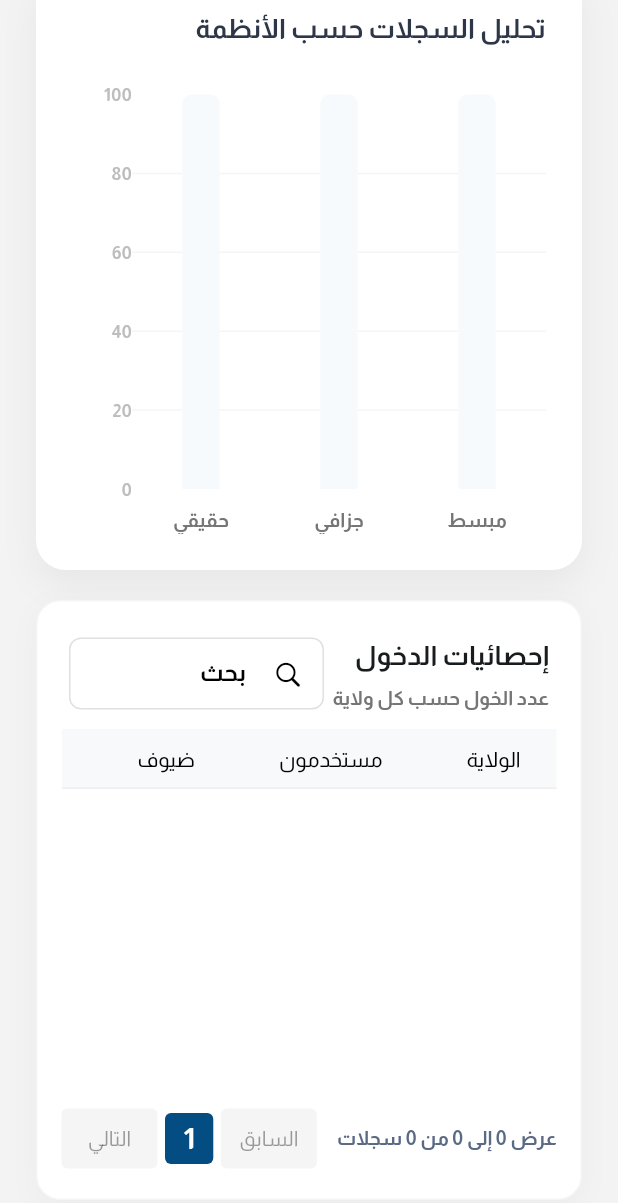
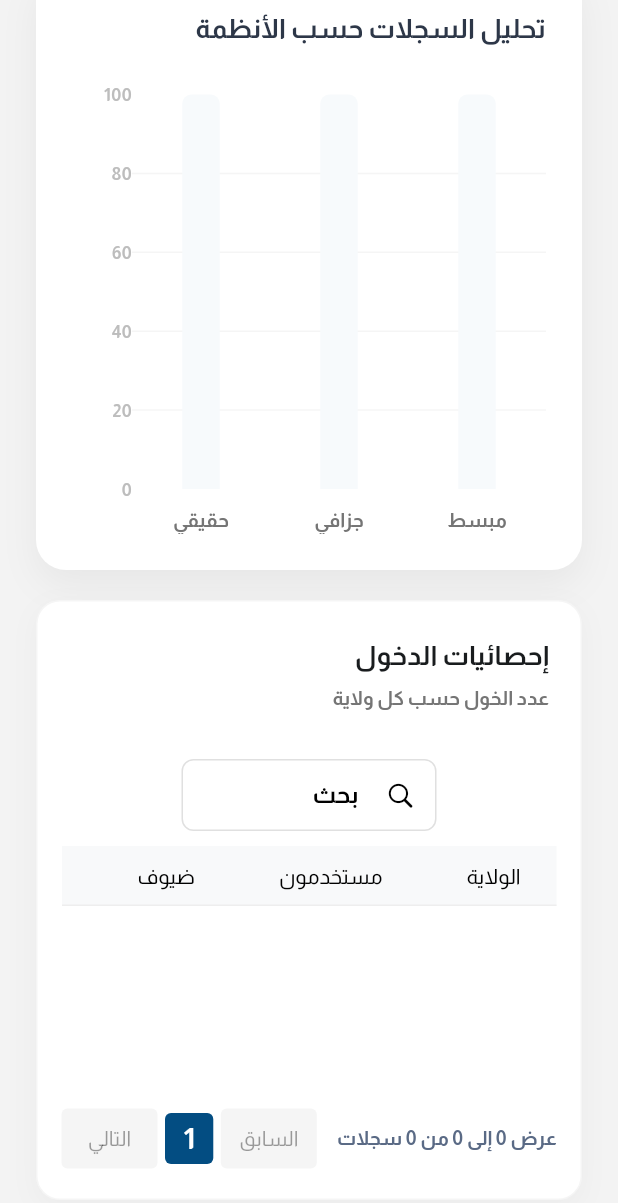
Before and after one commit to AyoubZekri/Chafi_dashbard, a Flutter app: the DashboardHome screen opened by its route, scrolled down 760 dp, on a phone screen of 412 x 824 dp. Shown: the top 1203 px of the screen. Run offline on Flutter 3.47's test engine with Material 3 defaults, Android fonts, the phone set to English and light mode, and no system bars; drawn by our look-alikes of fl_chart; our stand-ins replace another_flushbar, dartz, dropdown_button2, file_picker, get, image_picker and 1 more; missing offline and left inert: syncfusion_flutter_pdfviewer; accounts and stored records are empty.

Commit message:
04/12/2025 5:30

```diff
--- a/lib/controller/Different/AddDifferentController.dart
+++ b/lib/controller/Different/AddDifferentController.dart
@@ -128,7 +128,7 @@ class AdddifferentcontrollerImp extends Adddifferentcontroller {
       isCalculatorActive = false;
       selectedCalculator = null;
       selectedLaw = null;
-      Get.find<NavigationBarcontrollerImp>().changePage(9);
+      Get.find<NavigationBarcontrollerImp>().changePage(7);
     } else {
       statusrequest = Statusrequest.failure;
     }
--- a/lib/controller/Different/EditDifferentController.dart
+++ b/lib/controller/Different/EditDifferentController.dart
@@ -131,7 +131,7 @@ class EditdifferentcontrollerImp extends Editdifferentcontroller {
       isCalculatorActive = false;
       selectedCalculator = null;
       selectedLaw = null;
-      Get.find<NavigationBarcontrollerImp>().changePage(8);
+      Get.find<NavigationBarcontrollerImp>().changePage(7);
     } else {
       statusrequest = Statusrequest.failure;
     }
--- a/lib/view/Widget/TablePaginationFooter.dart
+++ b/lib/view/Widget/TablePaginationFooter.dart
@@ -3,7 +3,7 @@ import 'package:get/get.dart';
 
 import '../../core/constant/Colorapp.dart';
 
-class TablePaginationFooter extends StatelessWidget {
+class TablePaginationFooter extends StatefulWidget {
   final int currentPage;
   final int rowsPerPage;
   final int totalEntries;
@@ -24,24 +24,44 @@ class TablePaginationFooter extends StatelessWidget {
   });
 
   @override
+  State<TablePaginationFooter> createState() => _TablePaginationFooterState();
+}
+
+class _TablePaginationFooterState extends State<TablePaginationFooter> {
+  @override
   Widget build(BuildContext context) {
-    int startEntry = totalEntries == 0 ? 0 : (currentPage * rowsPerPage) + 1;
-    int endEntry = (currentPage * rowsPerPage) + currentFilteredLength;
+    int startEntry = widget.totalEntries == 0
+        ? 0
+        : (widget.currentPage * widget.rowsPerPage) + 1;
+    int endEntry =
+        (widget.currentPage * widget.rowsPerPage) +
+        widget.currentFilteredLength;
 
+    return LayoutBuilder(
+      builder: (context, constraints) {
+        bool isMobile = constraints.maxWidth < 330;
         return Padding(
           padding: const EdgeInsets.only(top: 20),
           child: Row(
-        mainAxisAlignment: MainAxisAlignment.spaceBetween,
+            mainAxisAlignment: isMobile
+                ? MainAxisAlignment.center
+                : MainAxisAlignment.spaceBetween,
             children: [
+              if (!isMobile)
                 Text(
-            "${'showing'.tr} $startEntry ${'to'.tr} $endEntry ${'of'.tr} $totalEntries ${'entries'.tr}",
-            style: const TextStyle(color: Color(0xFF5A6A85), fontSize: 13),
+                  "${'showing'.tr} $startEntry ${'to'.tr} $endEntry ${'of'.tr} ${widget.totalEntries} ${'entries'.tr}",
+                  style: const TextStyle(
+                    color: Color(0xFF5A6A85),
+                    fontSize: 13,
+                  ),
                 ),
               Row(
                 children: [
                   _pageButton(
                     label: 'previous'.tr,
-                onPressed: currentPage > 0 ? onPrevious : null,
+                    onPressed: widget.currentPage > 0
+                        ? widget.onPrevious
+                        : null,
                   ),
                   const SizedBox(width: 5),
                   Container(
@@ -54,7 +74,7 @@ class TablePaginationFooter extends StatelessWidget {
                       borderRadius: BorderRadius.circular(4),
                     ),
                     child: Text(
-                  "${currentPage + 1}",
+                      "${widget.currentPage + 1}",
                       style: const TextStyle(
                         color: Colors.white,
                         fontWeight: FontWeight.bold,
@@ -64,12 +84,16 @@ class TablePaginationFooter extends StatelessWidget {
                   const SizedBox(width: 5),
                   _pageButton(
                     label: 'next'.tr,
-                onPressed: (currentPage + 1) < totalPages ? onNext : null,
+                    onPressed: (widget.currentPage + 1) < widget.totalPages
+                        ? widget.onNext
+                        : null,
                   ),
                 ],
               ),
             ],
           ),
+        );
+      },
     );
   }
 
--- a/lib/view/screen/Home.dart
+++ b/lib/view/screen/Home.dart
@@ -7,7 +7,6 @@ import 'package:chafi_dashboard/view/Widget/TextFild/SearchFild.dart';
 import 'package:flutter/material.dart';
 import 'package:fl_chart/fl_chart.dart';
 import 'package:get/get.dart';
-
 
 import '../Widget/TablePaginationFooter.dart'; // ستحتاج لإضافتها في pubspec.yaml
 
@@ -159,7 +158,9 @@ class DashboardHome extends StatelessWidget {
                             ),
                           ),
                           const SizedBox(width: 20),
-                          Expanded(child: _buildStateStatisticsTable(controller)),
+                          Expanded(
+                            child: _buildStateStatisticsTable(controller),
+                          ),
                         ],
                       );
                     },
@@ -380,7 +381,51 @@ class DashboardHome extends StatelessWidget {
               left: 5,
               right: 5,
             ),
-            child: Row(
+            child: LayoutBuilder(
+              builder: (context, constraints) {
+                bool isMobile = constraints.maxWidth < 330;
+                return isMobile
+                    ? Column(
+                        crossAxisAlignment: CrossAxisAlignment.start,
+                        children: [
+                          Column(
+                            crossAxisAlignment: CrossAxisAlignment.start,
+                            children: [
+                              Text(
+                                "إحصائيات الدخول".tr,
+                                style: TextStyle(
+                                  fontSize: 18,
+                                  fontWeight: FontWeight.bold,
+                                  color: Color(0xFF191C1E),
+                                ),
+                              ),
+                              const SizedBox(height: 4),
+                              Text(
+                                "عدد الخول حسب كل ولاية".tr,
+                                style: TextStyle(
+                                  fontSize: 13,
+                                  color: Colors.grey[600],
+                                ),
+                              ),
+                            ],
+                          ),
+                          SizedBox(height: 30),
+
+                          // هذا هو المهم
+                          Center(
+                            child: Container(
+                              width: 170,
+                              child: SearchField(
+                                onChanged: controller.filterData,
+                                hint: "search".tr,
+                                vertical: 2,
+                                isDense: true,
+                              ),
+                            ),
+                          ),
+                        ],
+                      )
+                    : Row(
                         mainAxisAlignment: MainAxisAlignment.spaceBetween,
                         children: [
                           Column(
@@ -397,7 +442,10 @@ class DashboardHome extends StatelessWidget {
                               const SizedBox(height: 4),
                               Text(
                                 "عدد الخول حسب كل ولاية".tr,
-                      style: TextStyle(fontSize: 13, color: Colors.grey[600]),
+                                style: TextStyle(
+                                  fontSize: 13,
+                                  color: Colors.grey[600],
+                                ),
                               ),
                             ],
                           ),
@@ -411,6 +459,8 @@ class DashboardHome extends StatelessWidget {
                             ),
                           ),
                         ],
+                      );
+              },
             ),
           ),
 
@@ -493,7 +543,8 @@ class DashboardHome extends StatelessWidget {
                                       ),
                                       child: FractionallySizedBox(
                                         alignment: Alignment.centerLeft,
-                                        widthFactor: stateItem.dailyPercent / 100,
+                                        widthFactor:
+                                            stateItem.dailyPercent / 100,
                                         child: Container(
                                           decoration: BoxDecoration(
                                             color: Colors.blue,
```
Also changed, not shown: lib/controller/NavigationBarcontroller.dart (+9 -21 lines), lib/view/screen/NavigationBar.dart (+13 -11 lines), assets/images/logo.png, assets/images/logo1.jpg (deleted), 2 other files. Lines whose indentation alone changed are shown as unchanged.
